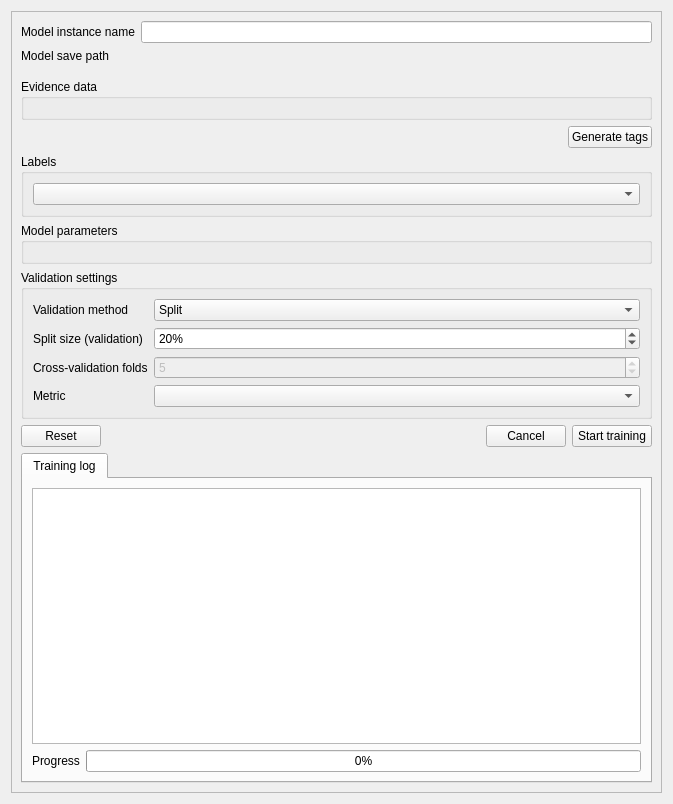
GispoCoding/eis_qgis_plugin, file eis_qgis_plugin/resources/ui/modeling/training.ui: the form before one commit.
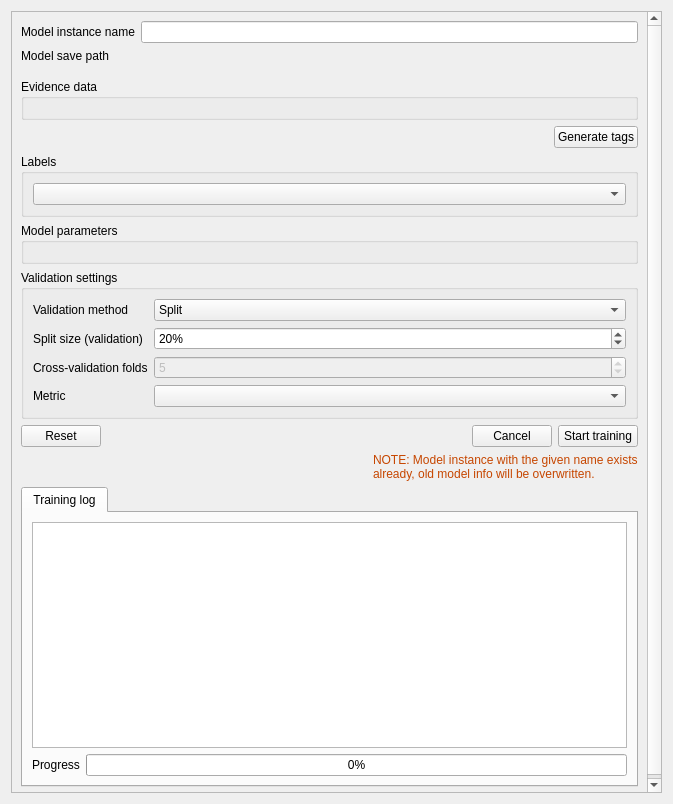
The form after the commit. Custom widgets are drawn as their Qt base class.

Commit message: Add warning when overwriting existing model instance, add indicators for missing model file and option to update model filepath

```diff
--- a/eis_qgis_plugin/resources/ui/modeling/training.ui
+++ b/eis_qgis_plugin/resources/ui/modeling/training.ui
@@ -13,7 +13,7 @@
   <property name="windowTitle">
    <string>Form</string>
   </property>
-  <layout class="QVBoxLayout" name="verticalLayout_2">
+  <layout class="QVBoxLayout" name="verticalLayout">
    <item>
     <widget class="QScrollArea" name="scrollArea">
      <property name="widgetResizable">
@@ -25,10 +25,10 @@
         <x>0</x>
         <y>0</y>
         <width>639</width>
-        <height>811</height>
+        <height>853</height>
        </rect>
       </property>
-      <layout class="QVBoxLayout" name="verticalLayout">
+      <layout class="QVBoxLayout" name="verticalLayout_2">
        <item>
         <layout class="QFormLayout" name="formLayout_5">
          <item row="0" column="0">
@@ -280,6 +280,36 @@
          </item>
         </layout>
        </item>
+       <item>
+        <layout class="QHBoxLayout" name="horizontalLayout_2">
+         <item>
+          <spacer name="horizontalSpacer_3">
+           <property name="orientation">
+            <enum>Qt::Horizontal</enum>
+           </property>
+           <property name="sizeHint" stdset="0">
+            <size>
+             <width>40</width>
+             <height>20</height>
+            </size>
+           </property>
+          </spacer>
+         </item>
+         <item>
+          <widget class="QLabel" name="instance_name_warning_label">
+           <property name="styleSheet">
+            <string notr="true">color: rgb(198, 70, 0);</string>
+           </property>
+           <property name="text">
+            <string>NOTE: Model instance with the given name exists already, old model info will be overwritten.</string>
+           </property>
+           <property name="wordWrap">
+            <bool>true</bool>
+           </property>
+          </widget>
+         </item>
+        </layout>
+       </item>
        <item>
         <widget class="QTabWidget" name="model_output_tab">
          <property name="minimumSize">
```
The commit also changes 7 other files.
